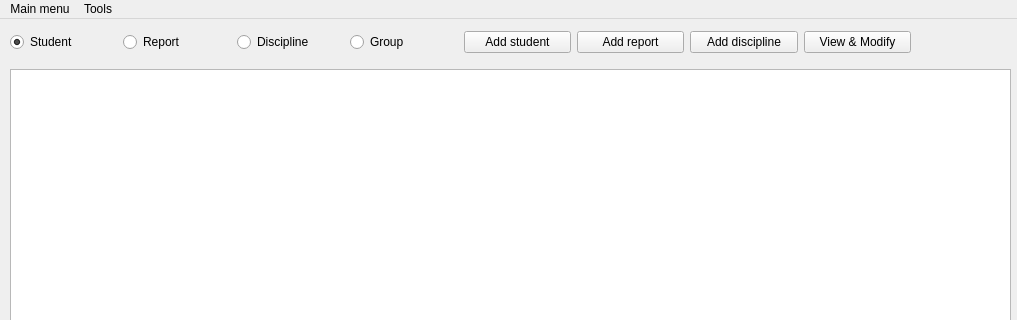
pkulev/scoodent, file scoodent/client/main.ui: the form before one commit; both pictures show x 0 to 1017 and y 0 to 320 of the 1017 by 606 pixel window.
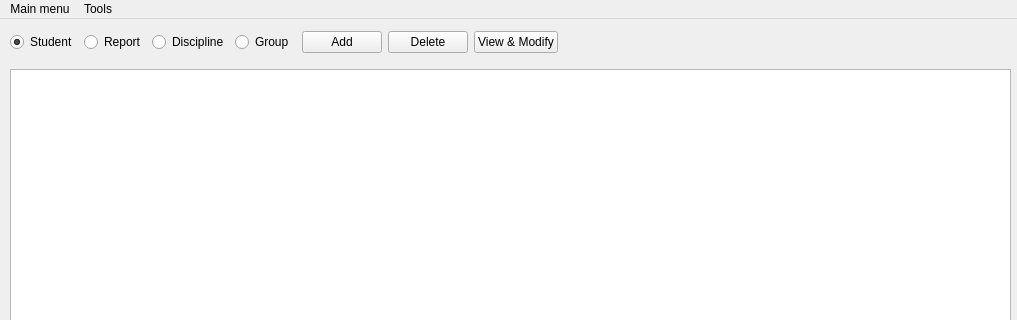
The form after the commit.

Commit message: Use add and delete button for all tables

Patch:
```diff
--- a/scoodent/client/main.ui
+++ b/scoodent/client/main.ui
@@ -71,7 +71,7 @@
      <rect>
       <x>10</x>
       <y>3</y>
-      <width>901</width>
+      <width>548</width>
       <height>41</height>
      </rect>
     </property>
@@ -113,21 +113,14 @@
      <item>
       <widget class="QPushButton" name="pb_add_student">
        <property name="text">
-        <string>Add student</string>
+        <string>Add</string>
        </property>
       </widget>
      </item>
      <item>
       <widget class="QPushButton" name="pb_add_report">
        <property name="text">
-        <string>Add report</string>
-       </property>
-      </widget>
-     </item>
-     <item>
-      <widget class="QPushButton" name="pb_add_discipline">
-       <property name="text">
-        <string>Add discipline</string>
+        <string>Delete</string>
        </property>
       </widget>
      </item>
```
Left out of the diff: 6 changed lines with no effect on the pictures. The commit also changes 6 other files.
